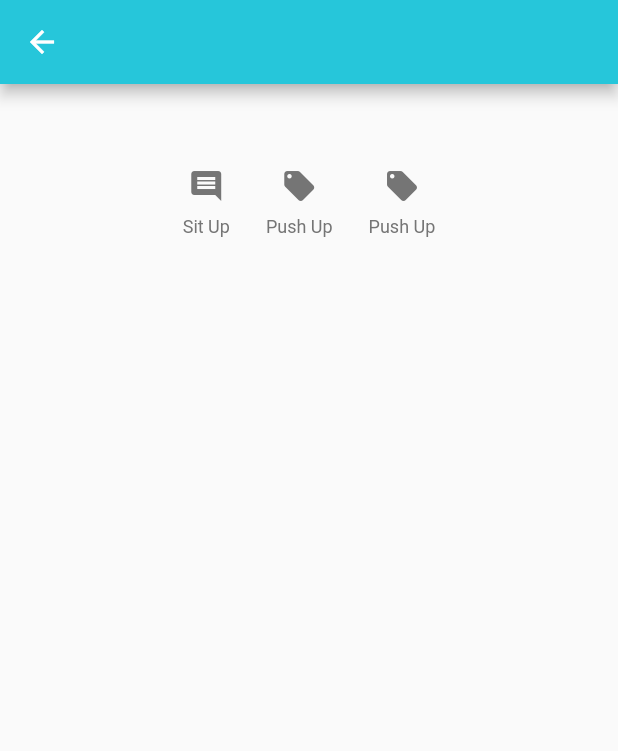
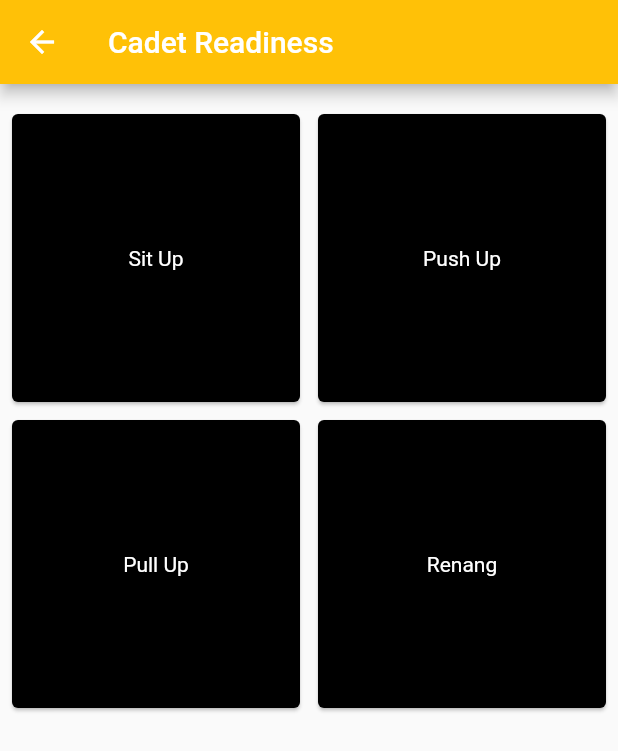
Before and after one commit to rivuzu/esdm, a Flutter app: the CadetReadiness screen opened directly, on a phone screen of 412 x 824 dp. Shown: the top 751 px of the screen. Run offline on Flutter 3.47's test engine with Material 2 defaults, Android fonts, the phone set to English and light mode, and no system bars.

Commit message:
cadet readiness layout and timer

```diff
--- a/lib/src/CadetReadiness/index.dart
+++ b/lib/src/CadetReadiness/index.dart
@@ -1,247 +1,175 @@
+import 'package:esdm/src/CadetReadiness/pushup.dart';
+import 'package:esdm/src/CadetReadiness/situp.dart';
 import 'package:flutter/material.dart';
-import 'dart:async';
+import 'package:flutter_staggered_grid_view/flutter_staggered_grid_view.dart';
 
-class CadetReadiness extends StatefulWidget{
+class CadetReadiness extends StatefulWidget {
   @override
   State createState() => _CadetReadinessState();
 }
 
 enum FormType { login, register }
 
-class _CadetReadinessState extends State<CadetReadiness>{
+List<StaggeredTile> _staggeredTiles = const <StaggeredTile>[
+  const StaggeredTile.count(2, 2),
+  const StaggeredTile.count(2, 2),
+  const StaggeredTile.count(2, 2),
+  const StaggeredTile.count(2, 2),
+];
 
-  bool visibilitySitUp = false;
-  bool visibilityPushUp = false;
+List<Widget> _tiles = const <Widget>[
+  const _SitUp(
+      Colors.black,
+      Text(
+        'Sit Up',
+        style: TextStyle(color: Colors.white),
+      )),
+  const _PushUp(
+      Colors.black,
+      Text(
+        'Push Up',
+        style: TextStyle(color: Colors.white),
+      )),
+  const _GridMenu(
+      Colors.black,
+      Text(
+        'Pull Up',
+        style: TextStyle(color: Colors.white),
+      )),
+  const _GridMenu(
+      Colors.black,
+      Text(
+        'Renang',
+        style: TextStyle(color: Colors.white),
+      )),
+];
 
-  void _changed(bool visibility, String field) {
-    setState(() {
-      if (field == "SitUp"){
-        visibilitySitUp = visibility;
+class _CadetReadinessState extends State<CadetReadiness> {
+  @override
+  Widget build(BuildContext context) {
+    return new Scaffold(
+        appBar: new AppBar(
+          title: new Text('Cadet Readiness'),
+          backgroundColor: Colors.amber,
+        ),
+        body: new Padding(
+            padding: const EdgeInsets.only(top: 12.0),
+            child: new StaggeredGridView.count(
+              crossAxisCount: 4,
+              staggeredTiles: _staggeredTiles,
+              children: _tiles,
+              mainAxisSpacing: 4.0,
+              crossAxisSpacing: 4.0,
+              padding: const EdgeInsets.all(4.0),
+            )));
   }
-      if (field == "PushUp"){
-        visibilityPushUp = visibility;
-      }
-    });
 }
 
-  Timer _timer;
-int _start = 0;
+class _GridMenu extends StatelessWidget {
+  const _GridMenu(this.backgroundColor, this.textGrid);
 
-void startTimer() {
-  const oneSec = const Duration(seconds: 1);
-  _timer = new Timer.periodic(
-    oneSec,
-    (Timer timer) => setState(
-      () {
-        if (_start < 0) {
-          timer.cancel();
-        } else {
-          _start = _start + 1;
-        }
-      },
-    ),
-  );
-}
+  final Color backgroundColor;
+  final Text textGrid;
 
   @override
-  Widget build(BuildContext context){
-    return new Scaffold(
-      appBar: new AppBar(backgroundColor: new Color(0xFF26C6DA)),
-      body: new ListView(
+  Widget build(BuildContext context) {
+    return new Card(
+      color: backgroundColor,
+      child: new InkWell(
+        onTap: () {},
+        child: new Center(
+          child: new Padding(
+            padding: const EdgeInsets.all(4.0),
+            child: Row(
+              mainAxisAlignment: MainAxisAlignment.center,
               children: <Widget>[
-          new Container(
-            margin: new EdgeInsets.all(20.0),
-            // child: new FlutterLogo(size: 100.0, colors: Colors.blue),
-          ),
-          new Container(
-            margin: new EdgeInsets.only(left: 16.0, right: 16.0),
-            child: new Column(
+                Column(
+                  mainAxisAlignment: MainAxisAlignment.center,
                   children: <Widget>[
-                visibilityPushUp ? new Row(
-                  crossAxisAlignment: CrossAxisAlignment.end,
-                  children: <Widget>[
-
-                    new Expanded(
-                      flex: 11,
-                      child:   RaisedButton(
-                        onPressed: () {
-                          startTimer();
-                        },
-                        child: Text("start"),
-                      ),
-                    ),
-                    new SizedBox(height: 24.0),
-                    Text("$_start"),
-                    new Expanded(
-                      flex: 1,
-                      child: new IconButton(
-                        color: Colors.grey[400],
-                        icon: const Icon(Icons.cancel, size: 22.0,),
-                        onPressed: () {
-                          _changed(false, "PushUp");
-                        },
-                      ),
-                    ),
+                    Padding(padding: const EdgeInsets.all(4.0), child: textGrid)
                   ],
-                ) : new Container(),
-
-                visibilitySitUp ? new Row(
-                  // crossAxisAlignment: CrossAxisAlignment.end,
-                  children: <Widget>[
-                    new Expanded(
-                      flex: 11,
-                      child: new TextField(
-                        maxLines: 1,
-                        style: Theme.of(context).textTheme.title,
-                        decoration: new InputDecoration(
-                          labelText: "SitUp",
-                          isDense: true
+                )
+              ],
             ),
           ),
         ),
-                    new Expanded(
-                      flex: 1,
-                      child: new IconButton(
-                        color: Colors.grey[400],
-                        icon: const Icon(Icons.cancel, size: 22.0,),
-                        onPressed: () {
-                          _changed(false, "SitUp");
-                        },
       ),
-                    ),
-                  ],
-                ) : new Container(),
-              ],
-            )
-          ),
-
-
-          new Row(
-            mainAxisAlignment: MainAxisAlignment.center,
-            children: <Widget>[
-              new InkWell(
-                onTap: () {
-                  visibilityPushUp ? null : _changed(true, "PushUp");
-                },
-                child: new Container(
-                  margin: new EdgeInsets.only(top: 16.0),
-                  child: new Column(
-                    children: <Widget>[
-                      new Icon(Icons.comment, color: visibilityPushUp ? Colors.grey[400] : Colors.grey[600]),
-                      new Container(
-                        margin: const EdgeInsets.only(top: 8.0),
-                        child: new Text(
-                          "Sit Up",
-                          style: new TextStyle(
-                            fontSize: 12.0,
-                            fontWeight: FontWeight.w400,
-                            color: visibilityPushUp ? Colors.grey[400] : Colors.grey[600],
-                          ),
-                        ),
-                      ),
-                    ],
-                  ),
-                )
-              ),
-              new SizedBox(width: 24.0),
-              new InkWell(
-                onTap: () {
-                  visibilitySitUp ? null : _changed(true, "tag");
-                },
-                child: new Container(
-                  margin: new EdgeInsets.only(top: 16.0),
-                  child: new Column(
-                    children: <Widget>[
-                      new Icon(Icons.local_offer, color: visibilitySitUp ? Colors.grey[400] : Colors.grey[600]),
-                      new Container(
-                        margin: const EdgeInsets.only(top: 8.0),
-                        child: new Text(
-                          "Push Up",
-                          style: new TextStyle(
-                            fontSize: 12.0,
-                            fontWeight: FontWeight.w400,
-                            color: visibilitySitUp ? Colors.grey[400] : Colors.grey[600],
-                          ),
-                        ),
-                      ),
-                    ],
-                  ),
-                )
-              ),
-              new SizedBox(width: 24.0),
-              new InkWell(
-                onTap: () {
-                  visibilitySitUp ? null : _changed(true, "tag");
-                },
-                child: new Container(
-                  margin: new EdgeInsets.only(top: 16.0),
-                  child: new Column(
-                    children: <Widget>[
-                      new Icon(Icons.local_offer, color: visibilitySitUp ? Colors.grey[400] : Colors.grey[600]),
-                      new Container(
-                        margin: const EdgeInsets.only(top: 8.0),
-                        child: new Text(
-                          "Push Up",
-                          style: new TextStyle(
-                            fontSize: 12.0,
-                            fontWeight: FontWeight.w400,
-                            color: visibilitySitUp ? Colors.grey[400] : Colors.grey[600],
-                          ),
-                        ),
-                      ),
-                    ],
-                  ),
-                )
-              ),
-            ],
-          )
-        ],
-      )
     );
   }
 }
 
-// class _CadetReadinessState extends State<CadetReadiness>{
-// Timer _timer;
-// int _start = 0;
+class _PushUp extends StatelessWidget {
+  const _PushUp(this.backgroundColor, this.textGrid);
 
-// void startTimer() {
-//   const oneSec = const Duration(seconds: 1);
-//   _timer = new Timer.periodic(
-//     oneSec,
-//     (Timer timer) => setState(
-//       () {
-//         if (_start < 0) {
-//           timer.cancel();
-//         } else {
-//           _start = _start + 1;
-//         }
-//       },
-//     ),
-//   );
-// }
+  final Color backgroundColor;
+  final Text textGrid;
 
-// @override
-// void dispose() {
-//   _timer.cancel();
-//   super.dispose();
-// }
+  @override
+  Widget build(BuildContext context) {
+    return new Card(
+      color: backgroundColor,
+      child: new InkWell(
+        onTap: () {
+              Navigator.push(
+                context,
+                MaterialPageRoute(builder: (context) => PushUp()),
+              );
+            },
+        child: new Center(
+          child: new Padding(
+            padding: const EdgeInsets.all(4.0),
+            child: Row(
+              mainAxisAlignment: MainAxisAlignment.center,
+              children: <Widget>[
+                Column(
+                  mainAxisAlignment: MainAxisAlignment.center,
+                  children: <Widget>[
+                    Padding(padding: const EdgeInsets.all(4.0), child: textGrid)
+                  ],
+                )
+              ],
+            ),
+          ),
+        ),
+      ),
+    );
+  }
+}
 
-// Widget build(BuildContext context) {
-//   return new Scaffold(
-//     appBar: AppBar(title: Text("Cadet Readiness")),
-//     backgroundColor: Colors.black,
-//     body: Column(
-//       children: <Widget>[
-//         RaisedButton(
-//           onPressed: () {
-//             startTimer();
-//           },
-//           child: Text("start"),
-//         ),
-//         Text("$_start")
-//       ],
-//     ),
-//   );
-// }
-// }
+class _SitUp extends StatelessWidget {
+  const _SitUp(this.backgroundColor, this.textGrid);
+
+  final Color backgroundColor;
+  final Text textGrid;
+
+  @override
+  Widget build(BuildContext context) {
+    return new Card(
+      color: backgroundColor,
+      child: new InkWell(
+        onTap: () {
+              Navigator.push(
+                context,
+                MaterialPageRoute(builder: (context) => SitUp()),
+              );
+            },
+        child: new Center(
+          child: new Padding(
+            padding: const EdgeInsets.all(4.0),
+            child: Row(
+              mainAxisAlignment: MainAxisAlignment.center,
+              children: <Widget>[
+                Column(
+                  mainAxisAlignment: MainAxisAlignment.center,
+                  children: <Widget>[
+                    Padding(padding: const EdgeInsets.all(4.0), child: textGrid)
+                  ],
+                )
+              ],
+            ),
+          ),
+        ),
+      ),
+    );
+  }
+}
--- /dev/null
+++ b/lib/src/CadetReadiness/pushup.dart
@@ -0,0 +1,54 @@
+import 'package:flutter/material.dart';
+import 'dart:async';
+
+class PushUp extends StatefulWidget{
+  @override
+  State createState() => _PushUpState();
+}
+
+class _PushUpState extends State<PushUp>{
+  Timer _timer;
+int _start = 0;
+
+void startTimer() {
+  const oneSec = const Duration(seconds: 1);
+  _timer = new Timer.periodic(
+    oneSec,
+    (Timer timer) => setState(
+      () {
+        if (_start < 0) {
+          timer.cancel();
+        } else {
+          _start = _start + 1;
+        }
+      },
+    ),
+  );
+}
+
+@override
+void dispose() {
+  _timer.cancel();
+  super.dispose();
+}
+
+Widget build(BuildContext context) {
+  return new Scaffold(
+    appBar: new AppBar(
+          title: new Text('Push Up'),
+          backgroundColor: Colors.black,
+        ),
+    body: Column(
+      children: <Widget>[
+        RaisedButton(
+          onPressed: () {
+            startTimer();
+          },
+          child: Text("start"),
+        ),
+        Text("$_start")
+      ],
+    ),
+  );
+}
+}
--- /dev/null
+++ b/lib/src/CadetReadiness/situp.dart
@@ -0,0 +1,54 @@
+import 'package:flutter/material.dart';
+import 'dart:async';
+
+class SitUp extends StatefulWidget{
+  @override
+  State createState() => _SitUpState();
+}
+
+class _SitUpState extends State<SitUp>{
+  Timer _timer;
+int _start = 0;
+
+void startTimer() {
+  const oneSec = const Duration(seconds: 1);
+  _timer = new Timer.periodic(
+    oneSec,
+    (Timer timer) => setState(
+      () {
+        if (_start < 0) {
+          timer.cancel();
+        } else {
+          _start = _start + 1;
+        }
+      },
+    ),
+  );
+}
+
+@override
+void dispose() {
+  _timer.cancel();
+  super.dispose();
+}
+
+Widget build(BuildContext context) {
+  return new Scaffold(
+    appBar: new AppBar(
+          title: new Text('Sit Up'),
+          backgroundColor: Colors.black,
+        ),
+    body: Column(
+      children: <Widget>[
+        RaisedButton(
+          onPressed: () {
+            startTimer();
+          },
+          child: Text("start"),
+        ),
+        Text("$_start")
+      ],
+    ),
+  );
+}
+}
```
Also changed, not shown: lib/src/CadetReadiness/pullup.dart (added), lib/src/CadetReadiness/renang.dart (added). Lines whose indentation alone changed are shown as unchanged.
